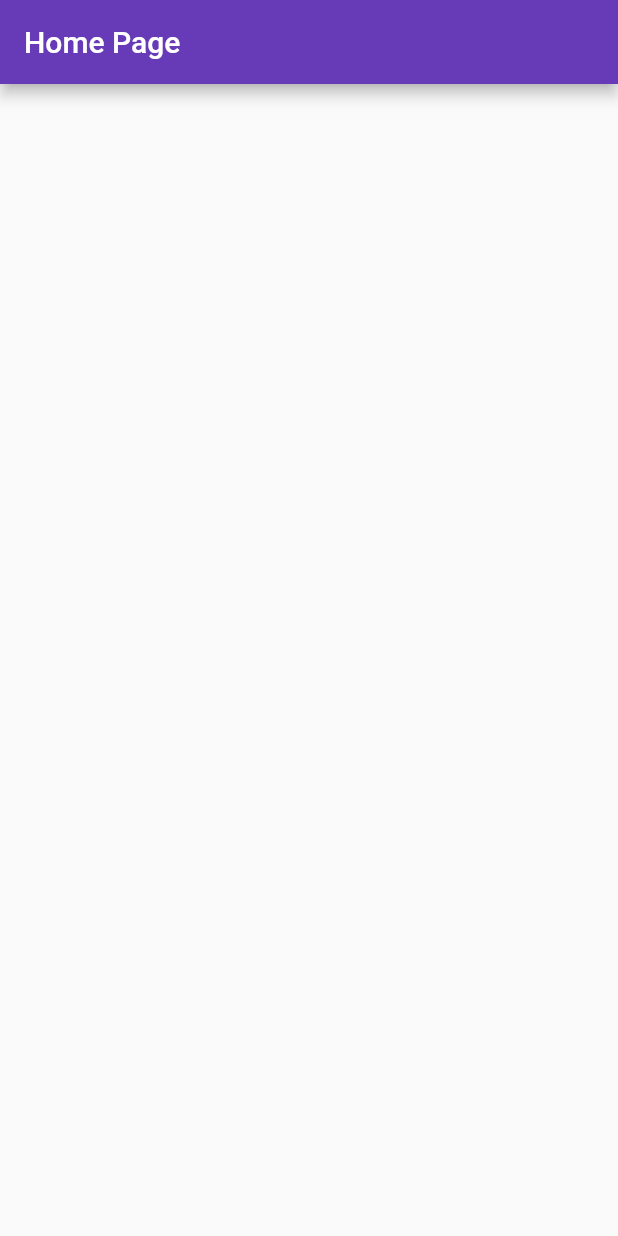
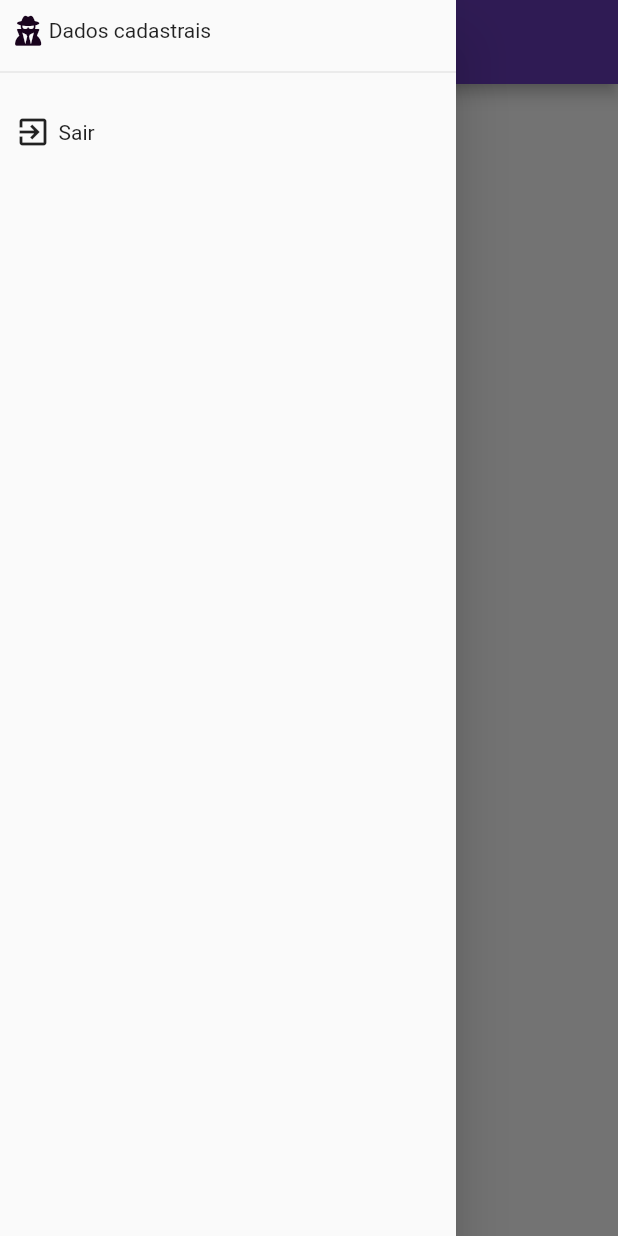
Before and after one commit to leandrosax10/lista_de_contatos, a Flutter app: the screen it shows after launch, with the side drawer open (before the commit the screen has no drawer), on a phone screen of 412 x 824 dp. Run offline on Flutter 3.47's test engine with Material 2 defaults, Android fonts, the phone set to English and light mode, and no system bars; our stand-ins replace flutter_dotenv, font_awesome_flutter.

Commit message:
feat: criacao home page e drawer

```diff
--- a/lib/pages/home/home_page.dart
+++ b/lib/pages/home/home_page.dart
@@ -1,4 +1,6 @@
 import 'package:flutter/material.dart';
+
+import '../../shared/widgets/custon_drawer.dart';
 
 class HomePage extends StatefulWidget {
   const HomePage({super.key});
@@ -12,9 +14,11 @@ class _HomePageState extends State<HomePage> {
   Widget build(BuildContext context) {
     return SafeArea(
       child: Scaffold(
-          appBar: AppBar(
-        title: Text("Home Page"),
-      )),
+        appBar: AppBar(
+          title: Text("Home Page"),
+        ),
+        drawer: CustonDrawer(),
+      ),
     );
   }
 }
--- /dev/null
+++ b/lib/shared/widgets/custon_drawer.dart
@@ -0,0 +1,90 @@
+import 'package:flutter/material.dart';
+import 'package:font_awesome_flutter/font_awesome_flutter.dart';
+import 'package:lista_de_contatos/pages/home/home_page.dart';
+
+class CustonDrawer extends StatelessWidget {
+  const CustonDrawer({super.key});
+
+  @override
+  Widget build(BuildContext context) {
+    return Drawer(
+      child: ListView(children: [
+        InkWell(
+          child: Container(
+              padding: const EdgeInsets.symmetric(vertical: 10, horizontal: 10),
+              width: double.infinity,
+              child: const Row(
+                children: [
+                  FaIcon(
+                    FontAwesomeIcons.userSecret,
+                    color: Color.fromARGB(255, 25, 3, 29),
+                    size: 20,
+                  ),
+                  SizedBox(width: 5),
+                  Text("Dados cadastrais"),
+                ],
+              )),
+          onTap: () {
+            /*  Navigator.pop(context);
+            Navigator.push(
+                context,
+                MaterialPageRoute(
+                    builder: (context) =>
+                        const DadosCadastraisHivePageState() )); */
+          },
+        ),
+        const Divider(),
+        const SizedBox(height: 10),
+        InkWell(
+          child: Container(
+              padding: const EdgeInsets.symmetric(vertical: 10, horizontal: 10),
+              width: double.infinity,
+              child: const Row(
+                children: [
+                  Icon(Icons.exit_to_app),
+                  SizedBox(width: 5),
+                  Text("Sair"),
+                ],
+              )),
+          onTap: () {
+            showDialog(
+                context: context,
+                builder: (BuildContext bc) {
+                  return AlertDialog(
+                    alignment: Alignment.centerLeft,
+                    elevation: 8,
+                    shape: RoundedRectangleBorder(
+                        borderRadius: BorderRadius.circular(10)),
+                    title: const Text(
+                      "Meu App",
+                      style: TextStyle(fontWeight: FontWeight.bold),
+                    ),
+                    content: const Wrap(
+                      children: [
+                        Text("Você sairá do aplicativo!"),
+                        Text("Deseja realmente sair do aplicativo?"),
+                      ],
+                    ),
+                    actions: [
+                      TextButton(
+                          onPressed: () {
+                            Navigator.pop(context);
+                          },
+                          child: const Text("Não")),
+                      TextButton(
+                          onPressed: () {
+                            Navigator.pushReplacement(
+                                context,
+                                MaterialPageRoute(
+                                    builder: (context) => const HomePage()));
+                          },
+                          child: const Text("Sim")),
+                    ],
+                  );
+                });
+          },
+        ),
+      ]),
+    );
+  }
+}
--- a/pubspec.yaml
+++ b/pubspec.yaml
@@ -36,6 +36,8 @@ dependencies:
   # Use with the CupertinoIcons class for iOS style icons.
   cupertino_icons: ^1.0.2
   flutter_dotenv: ^5.1.0
+  font_awesome_flutter: ^10.6.0
+
 dev_dependencies:
   flutter_test:
     sdk: flutter
```
Also changed, not shown: pubspec.lock.
